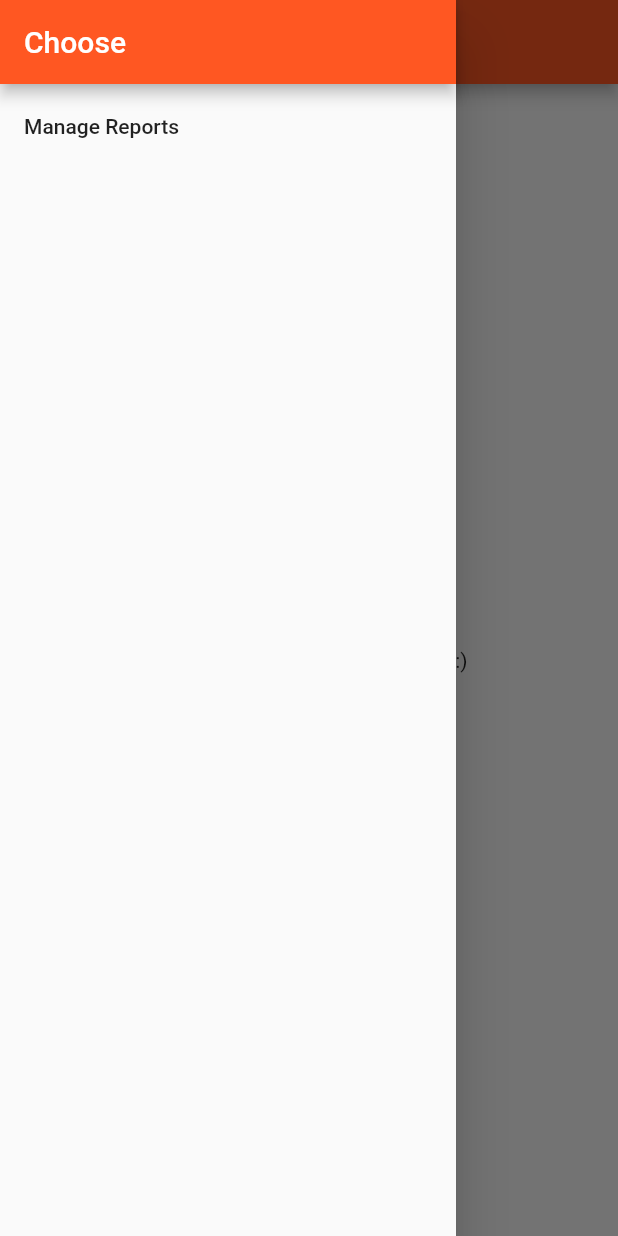
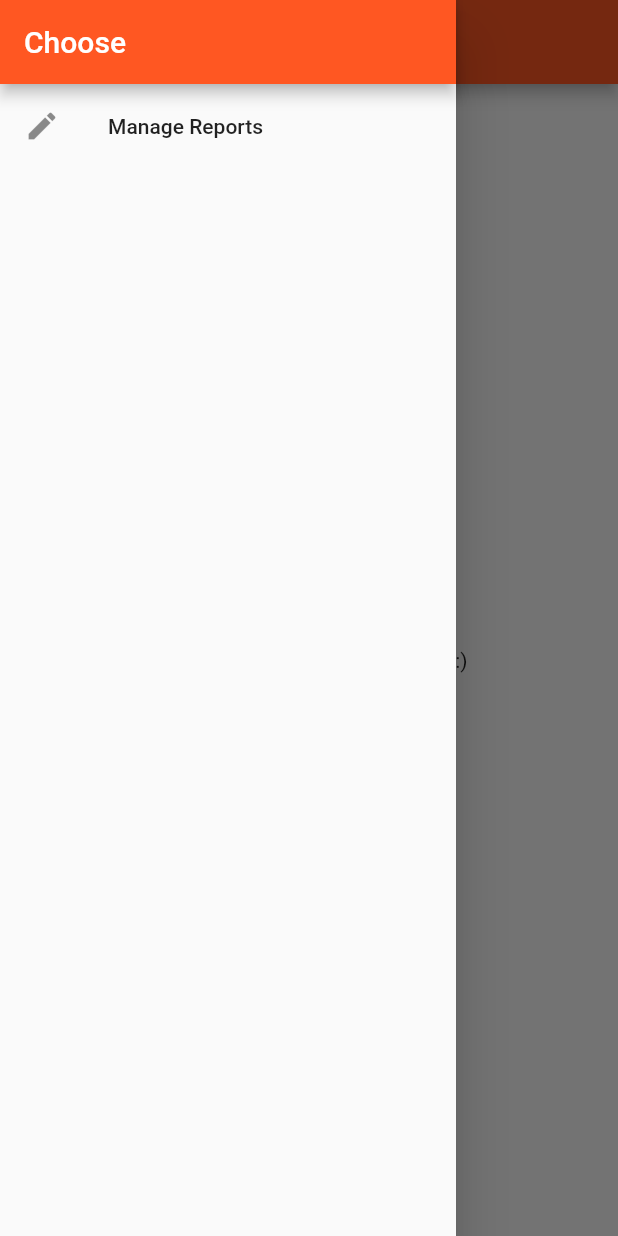
Before and after one commit to 95Revolution/Kiyamuda-flutter, a Flutter app: the ReportsPage screen opened by its route, with the side drawer open, on a phone screen of 412 x 824 dp. Run offline on Flutter 3.47's test engine with Material 2 defaults, Android fonts, the phone set to English and light mode, and no system bars.

Commit message:
Added Icons for sidemenu

```diff
--- a/lib/pages/reports.dart
+++ b/lib/pages/reports.dart
@@ -18,6 +18,7 @@ class ReportsPage extends StatelessWidget {
                 title: Text('Choose'),
               ),
               ListTile(
+                leading: Icon(Icons.edit),
                 title: Text('Manage Reports'),
                 onTap: () {
                   Navigator.pushReplacementNamed(context, '/admin');
--- a/lib/pages/reports_admin.dart
+++ b/lib/pages/reports_admin.dart
@@ -22,9 +22,10 @@ class ReportsAdminPage extends StatelessWidget {
                 title: Text('Choose'),
               ),
               ListTile(
+                leading: Icon(Icons.rate_review),
                 title: Text('All Products'),
                 onTap: () {
-                  Navigator.pushReplacementNamed(context, '/');
+                  Navigator.pushReplacementNamed(context, '/reports');
                 },
               )
             ],
```
